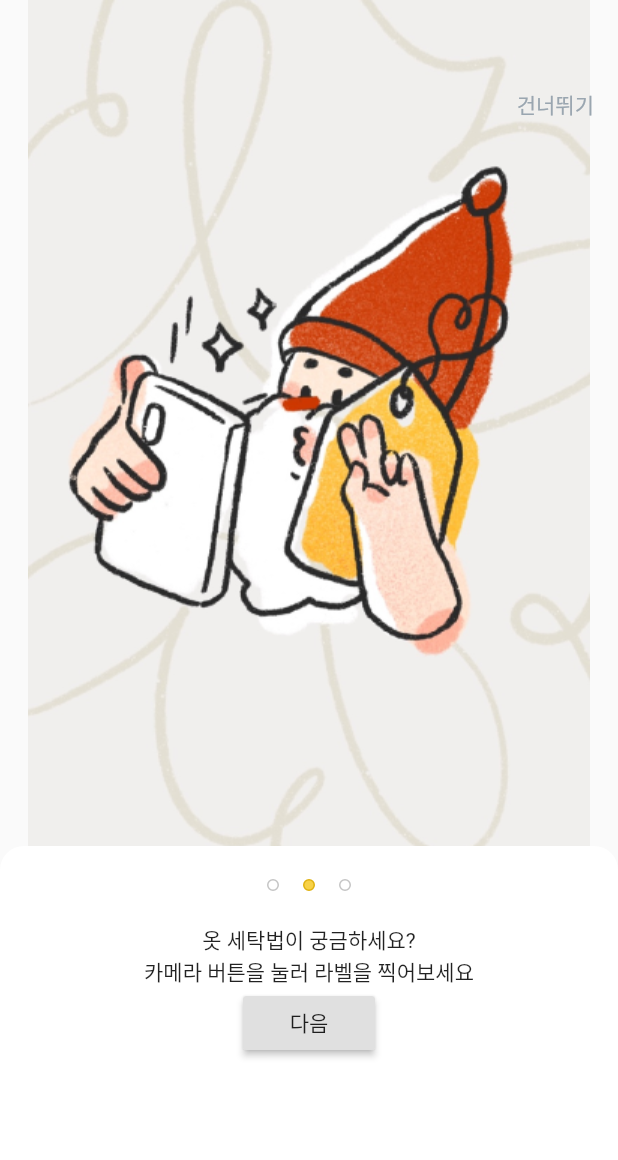
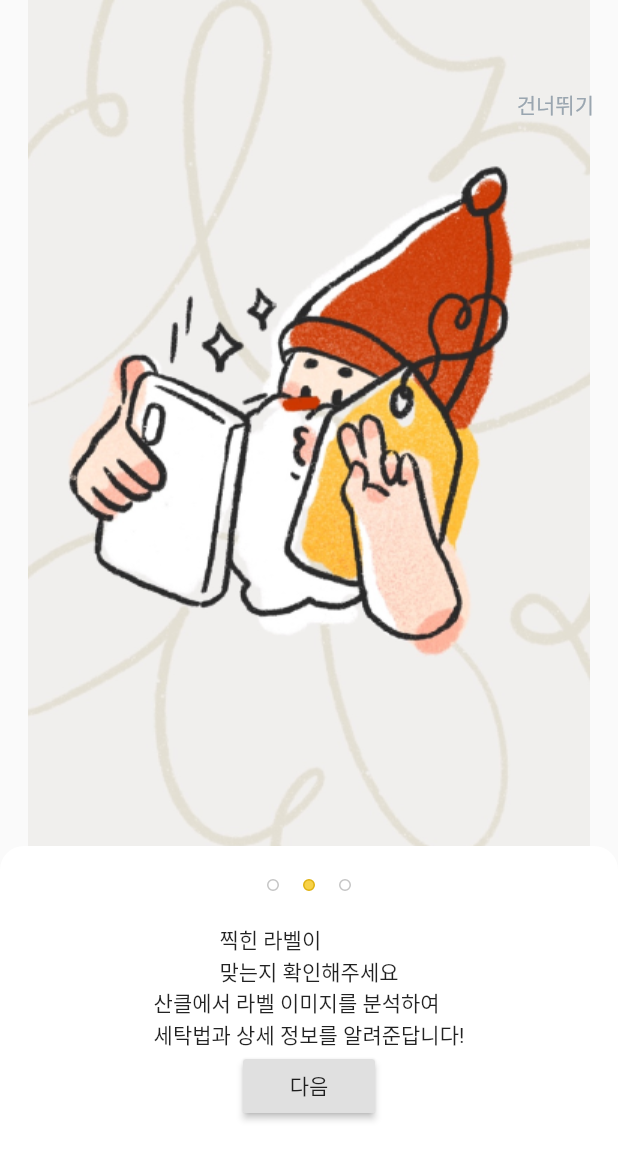
Before and after one commit to LDongGyu/flutter-cookbook, a Flutter app: the screen it shows after launch, swiped to page 2, on a phone screen of 412 x 824 dp. Shown: the top 1160 px of the screen. Run offline on Flutter 3.47's test engine with Material 2 defaults, Android fonts, the phone set to English and light mode, and no system bars; our stand-ins replace page_view_indicators.

Commit message:
feat: 페이지 이동시 Prompt 변경

```diff
--- a/lib/PinocchioOnboarding.dart
+++ b/lib/PinocchioOnboarding.dart
@@ -74,8 +74,8 @@ class _OnboardingPageState extends State<OnboardingPage> {
                       ),
                     ],
                   ),
-                  Text('옷 세탁법이 궁금하세요?'),
-                  Text('카메라 버튼을 눌러 라벨을 찍어보세요'),
+                  Text('${prompt[currentPageValue][0]}'),
+                  Text('${prompt[currentPageValue][1]}'),
                   RaisedButton(
                     child: Text('다음'),
                     onPressed: () {
```
